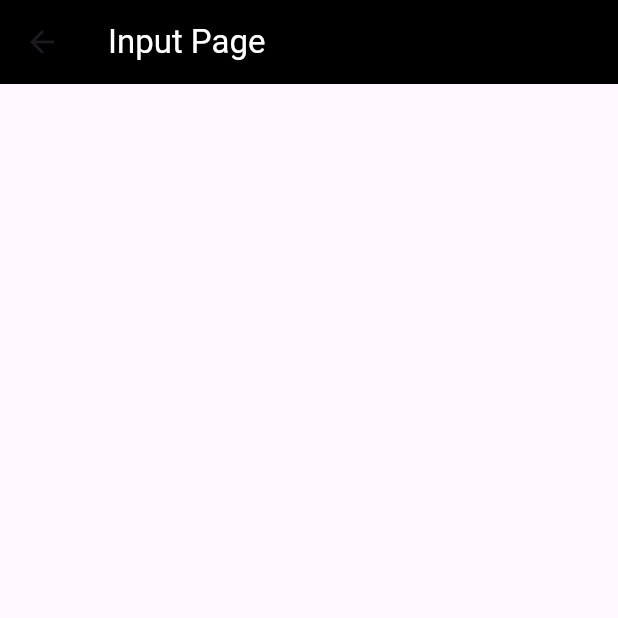
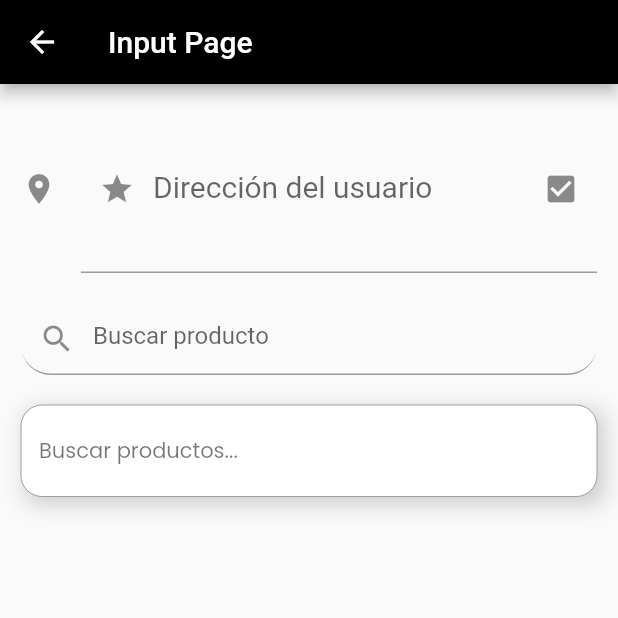
Before and after one commit to duducito15/app06_components_20242, a Flutter app: the screen it shows after launch, after a tap on "Input", on a phone screen of 412 x 824 dp, the top half of it. Run offline on Flutter 3.47's test engine with Material 3 defaults, Android fonts, the phone set to English and light mode, and no system bars; our stand-ins replace google_fonts; network calls fail.

Commit message:
TextField 3

```diff
--- a/lib/main.dart
+++ b/lib/main.dart
@@ -9,10 +9,13 @@ class MyApp extends StatelessWidget {
 
   @override
   Widget build(BuildContext context) {
-    return const MaterialApp(
+    return MaterialApp(
       title: 'Material App',
       debugShowCheckedModeBanner: false,
-      home: HomePage(),
+      home: const HomePage(),
+      theme: ThemeData.light(
+        useMaterial3: false,
+      ),
     );
   }
 }
--- a/lib/pages/input_page.dart
+++ b/lib/pages/input_page.dart
@@ -1,4 +1,5 @@
 import 'package:flutter/material.dart';
+import 'package:google_fonts/google_fonts.dart';
 
 class InputPage extends StatelessWidget {
   const InputPage({super.key});
@@ -15,6 +16,87 @@ class InputPage extends StatelessWidget {
           ),
         ),
       ),
+      body: Padding(
+        padding: const EdgeInsets.all(14.0),
+        child: Column(
+          children: [
+            TextField(
+              style: TextStyle(
+                color: Colors.redAccent,
+                fontSize: 20.0,
+              ),
+              maxLines: 3,
+              decoration: InputDecoration(
+                label: Text("Dirección del usuario"),
+                hintText: "Escriba la dirección...",
+                icon: Icon(
+                  Icons.location_on,
+                ),
+                prefixIcon: Icon(Icons.star),
+                suffixIcon: Icon(Icons.check_box),
+              ),
+            ),
+            SizedBox(
+              height: 20.0,
+            ),
+            TextField(
+              decoration: InputDecoration(
+                hintText: "Buscar producto",
+                prefixIcon: Icon(Icons.search),
+                focusedBorder: OutlineInputBorder(
+                  borderSide: BorderSide(
+                    color: Colors.deepPurple,
+                    width: 3.0,
+                  ),
+                  borderRadius: BorderRadius.circular(20.0),
+                ),
+                border: UnderlineInputBorder(
+                  borderSide: BorderSide(
+                    color: Colors.green,
+                    width: 3.0,
+                  ),
+                  borderRadius: BorderRadius.circular(20.0),
+                ),
+              ),
+              onChanged: (String value) {
+                print(value);
+              },
+            ),
+            SizedBox(
+              height: 20.0,
+            ),
+            Container(
+              decoration: BoxDecoration(
+                boxShadow: [
+                  BoxShadow(
+                    color: Colors.black.withOpacity(0.2),
+                    offset: Offset(4, 4),
+                    blurRadius: 12.0,
+                  ),
+                ],
+              ),
+              child: TextField(
+                decoration: InputDecoration(
+                  hintText: "Buscar productos...",
+                  hintStyle: GoogleFonts.poppins(
+                    fontSize: 14.0,
+                    color: Colors.black54,
+                  ),
+                  fillColor: Colors.white,
+                  filled: true,
+                  enabledBorder: OutlineInputBorder(
+                    borderRadius: BorderRadius.circular(14.0),
+                    borderSide: BorderSide(
+                      color: Colors.grey,
+                      width: 0.0,
+                    ),
+                  ),
+                ),
+              ),
+            ),
+          ],
+        ),
+      ),
     );
   }
 }
```
